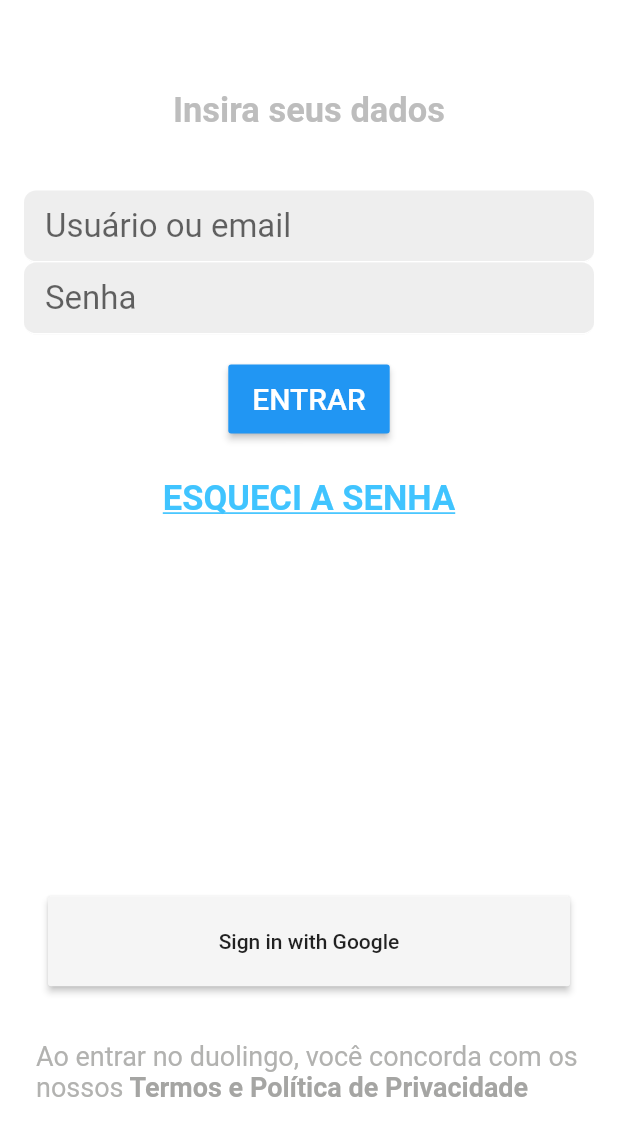
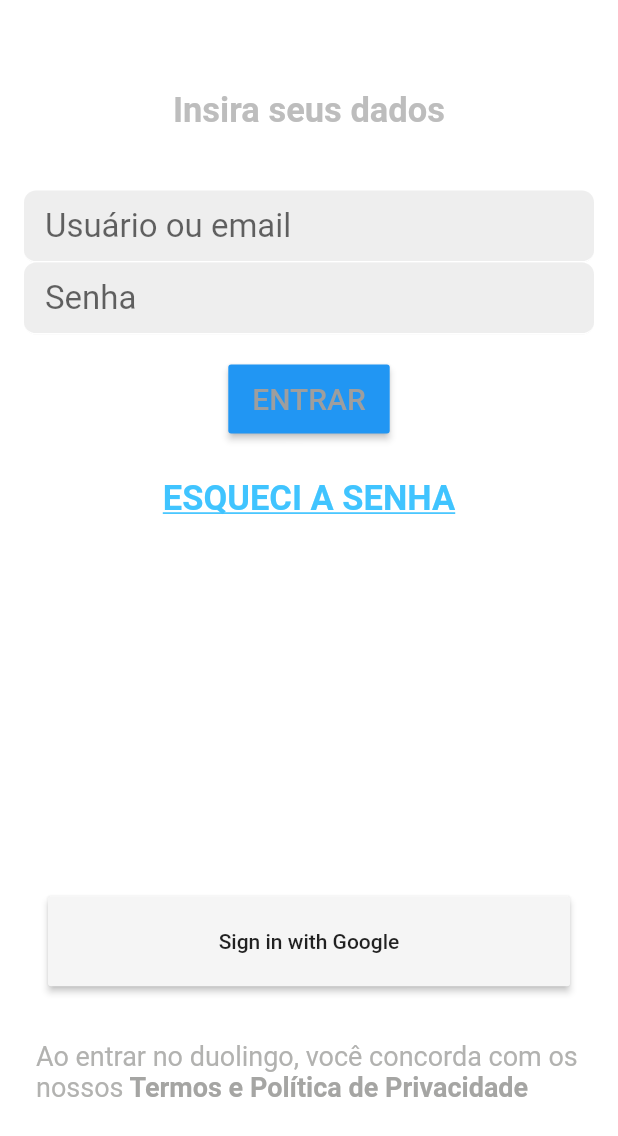
Before and after one commit to DevTiqo/DuolingoUI, a Flutter app: the LoginPage screen opened directly, on a phone screen of 412 x 824 dp. Shown: the top 1136 px of the screen. Run offline on Flutter 3.47's test engine with Material 2 defaults, Android fonts, the phone set to English and light mode, and no system bars; our stand-ins replace shared_preferences; accounts and stored records are empty.

Commit message:
new push

```diff
--- a/lib/src/components/button.dart
+++ b/lib/src/components/button.dart
@@ -30,7 +30,7 @@ class Button extends StatelessWidget {
               : Text(
                   text!,
                   style: TextStyle(
-                    color: Colors.white,
+                    color: Colors.grey,
                     fontSize: 20,
                   ),
                 ),
```
Also changed, not shown: lib/src/home/appbar_home_screen.dart (+3 -5 lines).
